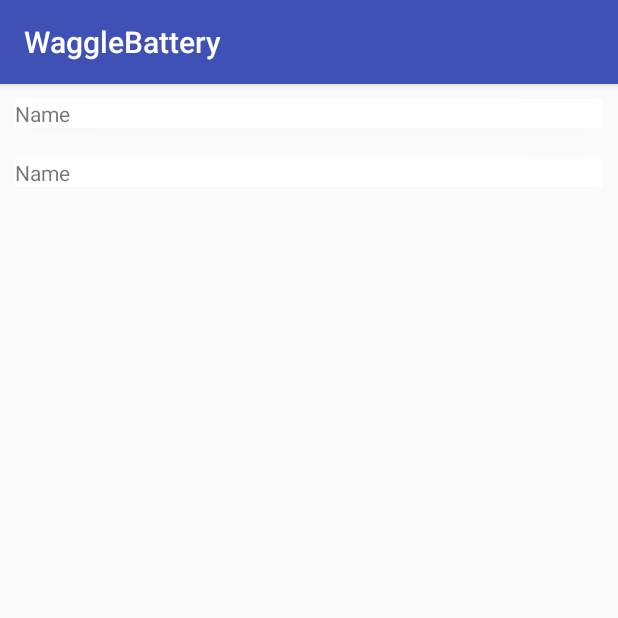
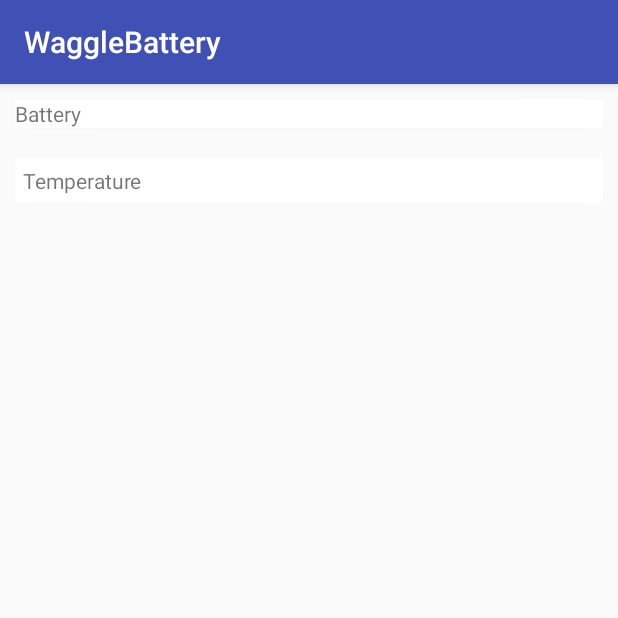
Before and after one commit to WaggleBatteryTeam/Battery-24-7, an Android app: the StatusActivity screen opened directly, with no data from a screen before it, on a phone screen of 412 x 824 dp, the top half of it. Run offline under Robolectric (Android 15) with nearby library versions, the phone set to English and light mode, and no system bars.

```diff
--- a/app/WaggleBattery/app/src/main/AndroidManifest.xml
+++ b/app/WaggleBattery/app/src/main/AndroidManifest.xml
@@ -17,6 +17,8 @@
             </intent-filter>
         </activity>
         <activity android:name=".StatusActivity" android:screenOrientation="portrait"></activity>
+
     </application>
+    <uses-permission android:name="android.permission.INTERNET" />
 
 </manifest>
--- a/app/WaggleBattery/app/src/main/res/layout/activity_status.xml
+++ b/app/WaggleBattery/app/src/main/res/layout/activity_status.xml
@@ -36,14 +36,13 @@
                             android:id="@+id/tv_title"
                             android:layout_width="wrap_content"
                             android:layout_height="wrap_content"
-                            android:text="Name" />
+                            android:text="Battery" />
                     </RelativeLayout>
 
                     <TextView
                         android:id="@+id/tv_desc"
                         android:layout_width="match_parent"
                         android:layout_height="wrap_content"
-                        android:layout_above="@+id/rl"
                         android:paddingStart="20dp"
                         android:paddingEnd="16dp"
                         android:paddingBottom="16dp"
@@ -53,7 +52,6 @@
                     </LinearLayout>
                 </android.support.v7.widget.CardView>
 
-
             <android.support.v7.widget.CardView
                 android:id="@+id/card_2"
                 android:layout_width="match_parent"
@@ -61,18 +59,38 @@
                 android:layout_margin="10dp"
                 app:cardElevation="1dp" >
 
-                <RelativeLayout
+                <LinearLayout
                     android:layout_width="match_parent"
-                    android:layout_height="match_parent">
+                    android:layout_height="match_parent"
+                    android:orientation="vertical">
+
+                    <RelativeLayout
+                        android:id="@+id/rl_2"
+                        android:layout_width="match_parent"
+                        android:layout_height="match_parent">
+
+                        <TextView
+                            android:id="@+id/tv_title_2"
+                            android:layout_width="wrap_content"
+                            android:layout_height="wrap_content"
+                            android:paddingStart="5dp"
+                            android:paddingTop="5dp"
+                            android:paddingBottom="5dp"
+                            android:text="Temperature" />
+                    </RelativeLayout>
 
                     <TextView
-                        android:id="@+id/textView"
-                        android:layout_width="wrap_content"
+                        android:id="@+id/tv_desc_2"
+                        android:layout_width="match_parent"
                         android:layout_height="wrap_content"
-                        android:text="Name" />
-                </RelativeLayout>
+                        android:paddingStart="20dp"
+                        android:paddingEnd="16dp"
+                        android:paddingBottom="16dp"
+                        android:gravity="center_vertical"
+                        android:visibility="gone"
+                        android:text="description goes here\nHello"/>
+                </LinearLayout>
             </android.support.v7.widget.CardView>
-
         </LinearLayout>
     </ScrollView>
 
```
Also changed, not shown: app/WaggleBattery/app/build.gradle (+13 -0 lines), app/WaggleBattery/app/src/main/java/waggle/wagglebattery/StatusActivity.java (+62 -3 lines).
